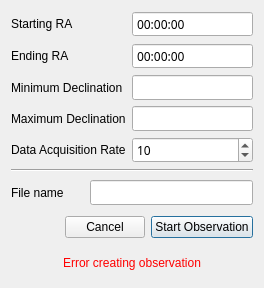
Above: layouts/obs.ui from finnjames/threepio before the change. Below: the same form after it.
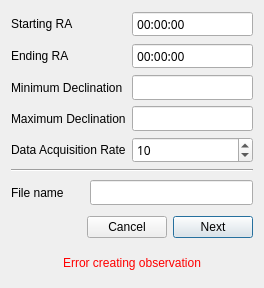
That is the form after the change.

Commit message: observation confirmation

```diff
--- a/layouts/obs.ui
+++ b/layouts/obs.ui
@@ -173,7 +173,7 @@
       <item row="0" column="2">
        <widget class="QPushButton" name="accept_button">
         <property name="text">
-         <string>Start Observation</string>
+         <string>Next</string>
         </property>
        </widget>
       </item>
```
The commit also changes 2 other files.
